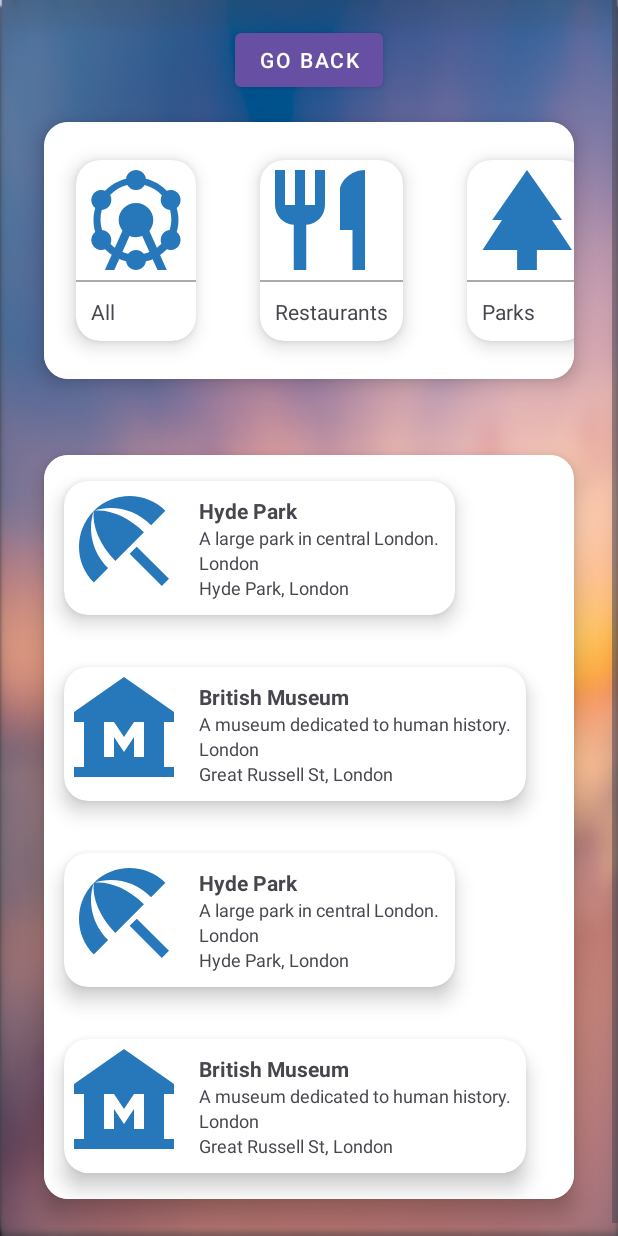
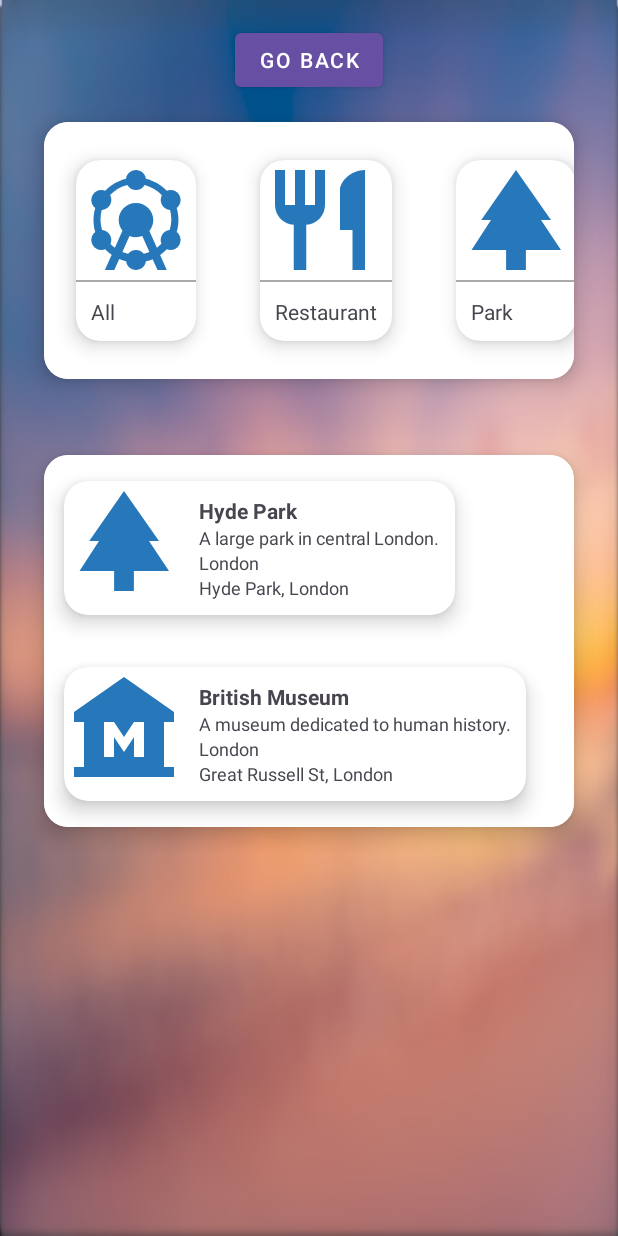
Before and after one commit to IsrOrel/CS_2021---TravelWithMe, an Android app: the fragment Attractions placed in its activity, on a phone screen of 412 x 824 dp. Run offline under Robolectric (Android 15) with nearby library versions, the phone set to English and light mode, and no system bars; our stand-ins replace Room's generated code; libraries missing offline, so code that uses them is left out: at.favre.lib.

Commit message:
Working Attractions.kt

```diff
--- a/app/src/main/java/com/example/travelwithme/Attraction_Adapter.kt
+++ b/app/src/main/java/com/example/travelwithme/Attraction_Adapter.kt
@@ -27,7 +27,7 @@ class Attraction_Adapter(private var attractions: List<Attraction_Data>) :
     override fun getItemCount(): Int = attractions.size
 
     fun updateAttractions(newAttractions: List<Attraction_Data>) {
-        attractions = newAttractions.distinctBy { it.id }
+        attractions = newAttractions.distinctBy { it.title }
         notifyDataSetChanged()
     }
 
--- a/app/src/main/java/com/example/travelwithme/Attractions.kt
+++ b/app/src/main/java/com/example/travelwithme/Attractions.kt
@@ -9,6 +9,10 @@ import android.view.View
 import android.view.ViewGroup
 import android.widget.Toast
 import androidx.fragment.app.Fragment
+import androidx.lifecycle.lifecycleScope
+import kotlinx.coroutines.Dispatchers
+import kotlinx.coroutines.launch
+import kotlinx.coroutines.withContext
 import androidx.fragment.app.viewModels
 import androidx.recyclerview.widget.RecyclerView
 import com.example.travelwithme.Data.AttractionViewModel
@@ -16,12 +20,16 @@ import com.example.travelwithme.Data.Attraction_Data
 import com.example.travelwithme.databinding.AttractionsBinding
 import androidx.navigation.fragment.findNavController
 import androidx.recyclerview.widget.LinearLayoutManager
+import com.example.travelwithme.Data.TravelDatabase
+import com.example.travelwithme.Data.UserSession
+import com.example.travelwithme.Data.User_Dao
 import java.text.SimpleDateFormat
 import java.util.*
 
 class Attractions : Fragment() {
     private var _binding: AttractionsBinding? = null
     private val binding get() = _binding!!
+    private lateinit var userDao: User_Dao
     private lateinit var categoryAdapter: CategoryAdapter
     private lateinit var attractionAdapter: Attraction_Adapter
     private val attractionViewModel: AttractionViewModel by viewModels()
@@ -33,26 +41,16 @@ class Attractions : Fragment() {
         savedInstanceState: Bundle?
     ): View {
         _binding = AttractionsBinding.inflate(inflater, container, false)
+        userDao = TravelDatabase.getInstance(requireContext()).userDao()
         return binding.root
     }
 
     override fun onViewCreated(view: View, savedInstanceState: Bundle?) {
         super.onViewCreated(view, savedInstanceState)
 
-        // Get the chosen city from arguments
-        cityName = arguments?.getString("cityName") ?:  "London"
-        Log.d("AttractionsFragment", "City selected: $cityName")
-
-
         // Initialize RecyclerViews
         setupCategoryRecyclerView()
         setupAttractionRecyclerView()
-
-        // Load categories for the chosen city
-        loadCategoriesForCity(cityName)
-
-        // Load all attractions for the chosen city
-        loadAllAttractionsForCity(cityName)
 
         // Set up category click listener
         categoryAdapter.onCategoryClick = { category ->
@@ -71,16 +69,40 @@ class Attractions : Fragment() {
         binding.goBackButton.setOnClickListener {
             findNavController().navigate(R.id.action_attractions_to_home_screen)
         }
+
+        // Load city name asynchronously
+        val currentUserEmail = UserSession.getCurrentUserEmail()
+        cityName = arguments?.getString("cityName") ?: "London"
+        if (currentUserEmail != null) {
+            lifecycleScope.launch(Dispatchers.IO) {
+                // Fetch destination from the database
+                val destination = userDao.getDestination(currentUserEmail)
+
+                // Switch to Main Thread to update UI
+                withContext(Dispatchers.Main) {
+                    cityName = destination ?: cityName
+                    Log.d("AttractionsFragment", "City from user: $cityName")
+
+                    // Reload categories and attractions with the updated city name
+                    loadCategoriesForDestination(cityName)
+                    loadAllAttractionsForCity(cityName)
+                }
+            }
+        } else {
+            Log.d("AttractionsFragment", "City selected: $cityName")
+            // Load categories and attractions
+            loadCategoriesForDestination(cityName)
+            loadAllAttractionsForCity(cityName)
+        }
     }
 
-
     private fun loadAllAttractionsForCity(city: String) {
-        attractionViewModel.getAllAttractionsForCity(city).observe(viewLifecycleOwner) { attractions ->
+        attractionViewModel.getAttractionsForCity(city).observe(viewLifecycleOwner) { attractions ->
             Log.d("Attractions", "Loaded ${attractions.size} attractions for $city")
-            val uniqueAttractions = attractions.distinctBy { it.id }
+            val uniqueAttractions = attractions.distinctBy { it.title }
             Log.d("Attractions", "Unique attractions: ${uniqueAttractions.size}")
             uniqueAttractions.forEach { attraction ->
-                Log.d("Attractions", "Attraction: ${attraction.title}, ID: ${attraction.id}")
+                Log.d("Attractions", "Attraction: ${attraction.title}, ID: ${attraction.title}")
             }
             attractionAdapter.updateAttractions(uniqueAttractions)
         }
@@ -98,18 +120,18 @@ class Attractions : Fragment() {
         binding.attractionsRecyclerView.adapter = attractionAdapter
     }
 
-    private fun loadCategoriesForCity(city: String) {
-        // This should ideally come from a database or API
+    private fun loadCategoriesForDestination(city: String) {
         val categories = when (city) {
             "London", "Rome", "Amsterdam" -> listOf(
-                Category(R.drawable.icon_all, "All"),
-                Category(R.drawable.icon_restaurant, "Restaurants"),
-                Category(R.drawable.icon_park, "Parks"),
-                Category(R.drawable.icon_museum, "Museums"),
-                Category(R.drawable.icon_shopping, "Shopping"),
-                Category(R.drawable.icon_nightlife, "Night Life")
+                Category(CategoryIcons.getIconForCategory("All"), "All"),
+                Category(CategoryIcons.getIconForCategory("Restaurant"), "Restaurant"),
+                Category(CategoryIcons.getIconForCategory("Park"), "Park"),
+                Category(CategoryIcons.getIconForCategory("Museum"), "Museum"),
+                Category(CategoryIcons.getIconForCategory("Shopping"), "Shopping"),
+                Category(CategoryIcons.getIconForCategory("Night Life"), "Night Life"),
+                Category(CategoryIcons.getIconForCategory("Beach"), "Beach")
             )
-            else -> listOf(Category(R.drawable.icon_all, "All"))
+            else -> listOf(Category(CategoryIcons.getIconForCategory("All"), "All"))
         }
 
         categoryAdapter.updateCategories(categories)
--- a/app/src/main/java/com/example/travelwithme/Data/AttractionDao.kt
+++ b/app/src/main/java/com/example/travelwithme/Data/AttractionDao.kt
@@ -3,39 +3,48 @@ package com.example.travelwithme.Data
 import androidx.lifecycle.LiveData
 import androidx.room.*
 
+
 @Dao
 interface AttractionDao {
-
-    @Query("SELECT * FROM attractions")
-    fun getAllAttractions(): LiveData<List<Attraction_Data>>
-
-    @Insert(onConflict = OnConflictStrategy.REPLACE)
+    @Insert(onConflict = OnConflictStrategy.IGNORE)
     fun insertAttraction(attraction: Attraction_Data)
 
-    @Insert(onConflict = OnConflictStrategy.REPLACE)
+    @Insert(onConflict = OnConflictStrategy.IGNORE)
     fun insertAttractions(attractions: List<Attraction_Data>)
 
     @Update
     fun updateAttraction(attraction: Attraction_Data)
+
     @Update
     fun updateAttractions(attractions: List<Attraction_Data>)
-
 
     @Delete
     fun deleteAttraction(attraction: Attraction_Data)
 
+    @Query("DELETE FROM attractions")
+    fun clearAllAttractions()
+
+    @Query("SELECT * FROM attractions")
+    fun getAllAttractions(): List<Attraction_Data>
+
+    @Query("SELECT * FROM attractions WHERE title = :title")
+    suspend fun getAttractionByTitle(title: String): Attraction_Data?
+
     @Query("SELECT * FROM attractions WHERE city = :city")
     fun getAttractionsForCity(city: String): LiveData<List<Attraction_Data>>
 
+    @Query("SELECT * FROM attractions WHERE city = :destination")
+    fun getAttractionsForDestination(destination: String): LiveData<List<Attraction_Data>>
+
     @Query("SELECT * FROM attractions WHERE city = :city AND category = :category")
-    fun getAttractionsForCityAndCategory(city: String, category: String): LiveData<List<Attraction_Data>>
+    fun getAttractionsForCityAndCategory(
+        city: String,
+        category: String
+    ): LiveData<List<Attraction_Data>>
 
-    @Query("SELECT COUNT(*) FROM attractions WHERE title = :title AND city = :city AND address = :address")
-    fun countAttraction(title: String, city: String, address: String): Int
+    @Query("SELECT * FROM attractions WHERE category = :category")
+    fun getAttractionsByCategory(category: String): LiveData<List<Attraction_Data>>
 
-    @Query("SELECT * FROM attractions WHERE title = :title AND city = :city LIMIT 1")
-    fun getAttractionByTitleAndCity(title: String, city: String): Attraction_Data?
-
-    @Query("SELECT * FROM attractions WHERE title = :title LIMIT 1")
-    fun getAttractionByTitle(title: String): Attraction_Data?
+    @Query("SELECT * FROM attractions WHERE city = :city AND category IN (:categories)")
+    fun getAttractionsForCityAndCategories(city: String, categories: List<String>): LiveData<List<Attraction_Data>>
 }
--- a/app/src/main/java/com/example/travelwithme/Data/Attraction_Data.kt
+++ b/app/src/main/java/com/example/travelwithme/Data/Attraction_Data.kt
@@ -5,9 +5,8 @@ import androidx.room.PrimaryKey
 
 @Entity(tableName = "attractions")
 data class Attraction_Data(
-    @PrimaryKey(autoGenerate = true) val id: Int = 0,
+    @PrimaryKey val title: String,
     val image: Int,
-    val title: String,
     val description: String,
     val city: String,
     val category: String,
@@ -19,7 +18,6 @@ data class Attraction_Data(
 
         other as Attraction_Data
 
-        if (id != other.id) return false
         if (title != other.title) return false
         if (city != other.city) return false
 
@@ -27,8 +25,7 @@ data class Attraction_Data(
     }
 
     override fun hashCode(): Int {
-        var result = id
-        result = 31 * result + title.hashCode()
+        var result = title.hashCode()
         result = 31 * result + city.hashCode()
         return result
     }
--- a/app/src/main/java/com/example/travelwithme/Data/DataSeeder.kt
+++ b/app/src/main/java/com/example/travelwithme/Data/DataSeeder.kt
@@ -19,8 +19,7 @@ class DataSeeder(private val context: Context) {
             val attractions = listOf(
                 // London
                 Attraction_Data(
-                    id = 0,
-                    image = R.drawable.icon_beach,
+                    image = R.drawable.icon_park,
                     title = "Hyde Park",
                     description = "A large park in central London.",
                     city = "London",
@@ -28,7 +27,6 @@ class DataSeeder(private val context: Context) {
                     address = "Hyde Park, London"
                 ),
                 Attraction_Data(
-                    id = 0,
                     image = R.drawable.icon_museum,
                     title = "British Museum",
                     description = "A museum dedicated to human history.",
@@ -38,7 +36,6 @@ class DataSeeder(private val context: Context) {
                 ),
                 // Rome
                 Attraction_Data(
-                    id = 0,
                     image = R.drawable.icon_museum,
                     title = "Colosseum",
                     description = "An ancient amphitheater in Rome.",
@@ -47,7 +44,6 @@ class DataSeeder(private val context: Context) {
                     address = "Piazza del Colosseo, 1, 00184 Roma RM, Italy"
                 ),
                 Attraction_Data(
-                    id = 0,
                     image = R.drawable.icon_museum,
                     title = "Vatican Museums",
                     description = "A group of art and Christian museums situated within Vatican City.",
@@ -57,8 +53,7 @@ class DataSeeder(private val context: Context) {
                 ),
                 // Amsterdam
                 Attraction_Data(
-                    id = 0,
-                    image = R.drawable.icon_beach,
+                    image = R.drawable.icon_park,
                     title = "Vondelpark",
                     description = "A large public urban park in Amsterdam.",
                     city = "Amsterdam",
@@ -66,7 +61,6 @@ class DataSeeder(private val context: Context) {
                     address = "Vondelpark, Amsterdam"
                 ),
                 Attraction_Data(
-                    id = 0,
                     image = R.drawable.icon_museum,
                     title = "Rijksmuseum",
                     description = "A Dutch national museum dedicated to arts and history.",
--- a/app/src/main/java/com/example/travelwithme/Data/TravelDatabase.kt
+++ b/app/src/main/java/com/example/travelwithme/Data/TravelDatabase.kt
@@ -7,7 +7,7 @@ import androidx.room.Room
 import androidx.room.RoomDatabase
 import androidx.room.TypeConverters
 
-@Database(entities = [User_Data::class, Attraction_Data::class], version = 5, exportSchema = false)
+@Database(entities = [User_Data::class, Attraction_Data::class], version = 6, exportSchema = false)
 @TypeConverters(User_Data_Convertors::class)
 abstract class TravelDatabase : RoomDatabase() {
     abstract fun attractionDao(): AttractionDao
--- a/app/src/main/java/com/example/travelwithme/Data/User_Dao.kt
+++ b/app/src/main/java/com/example/travelwithme/Data/User_Dao.kt
@@ -152,6 +152,4 @@ interface User_Dao {
         }
     }
 
-
-
 }
--- a/app/src/main/res/values/strings.xml
+++ b/app/src/main/res/values/strings.xml
@@ -6,9 +6,9 @@
     <string name="event_image_description" />
 
     <string-array name="cities">
-        <item>London, UK</item>
-        <item>Amsterdam, Netherlands</item>
-        <item>Rome, Italy</item>
+        <item>London</item>
+        <item>Amsterdam</item>
+        <item>Rome</item>
     </string-array>
 
     <string-array name="facts_london">
```
Also changed, not shown: app/src/main/java/com/example/travelwithme/Data/AttractionViewModel.kt (+41 -10 lines), 1 other file.
